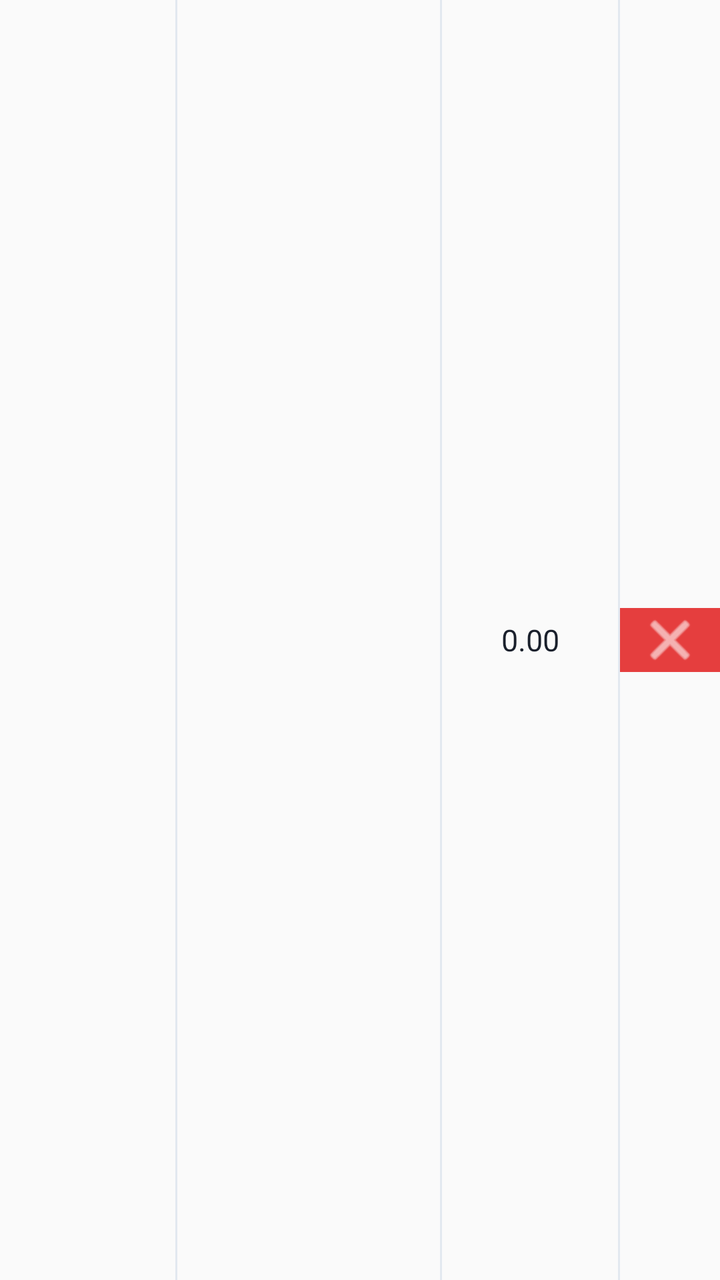
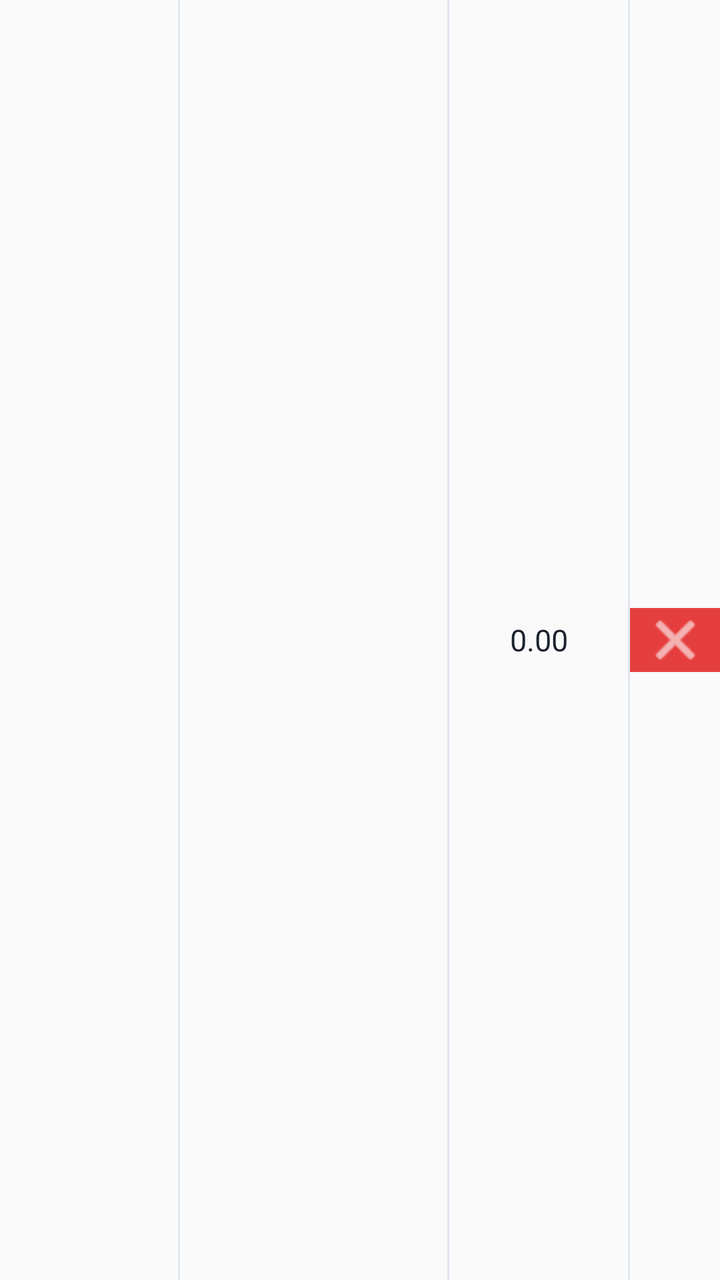

The first picture is an Android layout as it rendered before a commit; the second is the same layout after the commit. The layout source and the unified diff follow.
<!-- AndroidManifest.xml: application theme Theme.AppCompat.Light.NoActionBar -->
<!-- res/layout/item_invoice_row.xml -->
<?xml version="1.0" encoding="utf-8"?>
<LinearLayout xmlns:android="http://schemas.android.com/apk/res/android"
    xmlns:app="http://schemas.android.com/apk/res-auto"
    android:layout_width="match_parent"
    android:layout_height="45dp"
    android:gravity="center_vertical"
    android:orientation="horizontal">

    <EditText
        android:id="@+id/etAmount"
        android:layout_width="0dp"
        android:layout_height="match_parent"
        android:layout_weight="1"
        android:background="@null"
        android:gravity="center"
        android:inputType="numberDecimal"
        android:textColor="#1A202C"
        android:textSize="15sp" />

    <View
        android:layout_width="1dp"
        android:layout_height="match_parent"
        android:background="#E2E8F0" />

    <EditText
        android:id="@+id/etDetails"
        android:layout_width="0dp"
        android:layout_height="match_parent"
        android:layout_weight="1.5"
        android:background="@null"
        android:gravity="center"
        android:inputType="text"
        android:textColor="#1A202C"
        android:textSize="14sp" />

    <View
        android:layout_width="1dp"
        android:layout_height="match_parent"
        android:background="#E2E8F0" />

    <TextView
        android:id="@+id/tvBalance"
        android:layout_width="0dp"
        android:layout_height="wrap_content"
        android:layout_weight="1"
        android:gravity="center"
        android:text="0.00"
        android:textColor="#1A202C"
        android:textSize="15sp" />

    <View
        android:layout_width="1dp"
        android:layout_height="match_parent"
        android:background="#E2E8F0" />

    <ImageButton
        android:id="@+id/btnDeleteRow"
        android:layout_width="50dp"
        android:layout_height="32dp"
        android:layout_gravity="center"
        android:background="#E53E3E"
        android:contentDescription="حذف"
        android:src="@android:drawable/ic_menu_close_clear_cancel"
        app:tint="#FFFFFF" />

</LinearLayout>
<!-- resources referenced by this layout -->
<resources>

</resources>

<!-- the commit's change to res/layout/item_invoice_row.xml (unified diff, before → after) -->
@@ -22,12 +22,13 @@
         android:layout_height="match_parent"
         android:background="#E2E8F0" />
 
-    <EditText
+    <AutoCompleteTextView
         android:id="@+id/etDetails"
         android:layout_width="0dp"
         android:layout_height="match_parent"
         android:layout_weight="1.5"
         android:background="@null"
+        android:completionThreshold="1"
         android:gravity="center"
         android:inputType="text"
         android:textColor="#1A202C"
@@ -55,7 +56,7 @@
 
     <ImageButton
         android:id="@+id/btnDeleteRow"
-        android:layout_width="50dp"
+        android:layout_width="45dp"
         android:layout_height="32dp"
         android:layout_gravity="center"
         android:background="#E53E3E"
